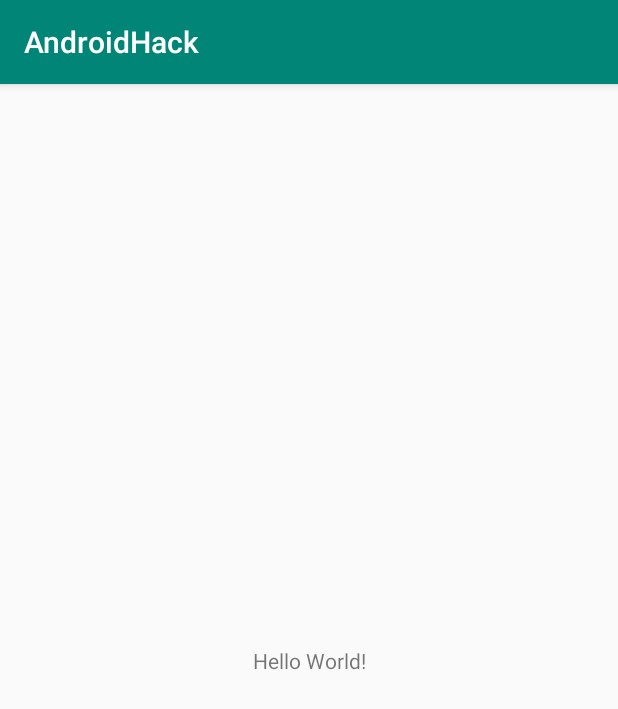
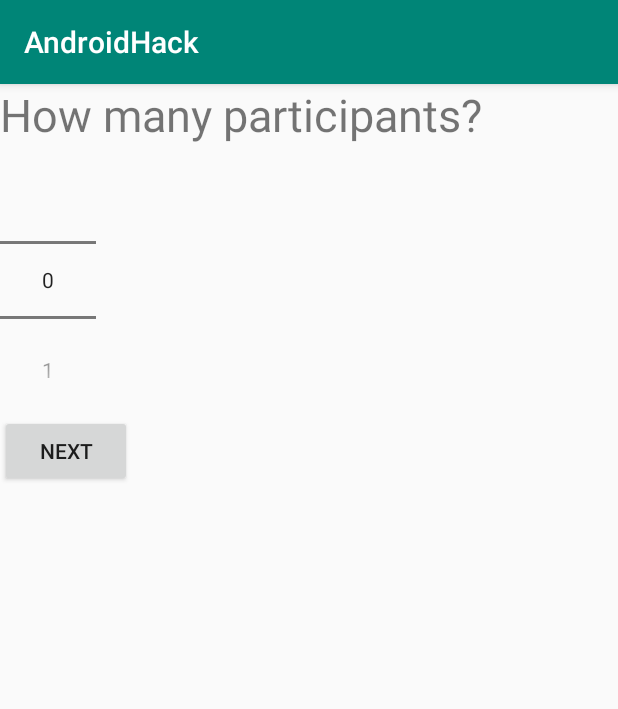
Before and after one commit to hackabit18/Oblique, an Android app: the screen it shows after launch (MainActivity), on a phone screen of 412 x 824 dp. Shown: the top 709 px of the screen. Run offline under Robolectric (Android 15) with nearby library versions, the phone set to English and light mode, and no system bars.

Commit message:
Added UI elements

```diff
--- a/AndroidHack/app/src/main/AndroidManifest.xml
+++ b/AndroidHack/app/src/main/AndroidManifest.xml
@@ -16,6 +16,10 @@
                 <category android:name="android.intent.category.LAUNCHER" />
             </intent-filter>
         </activity>
+
+        <service android:name="org.eclipse.paho.android.service.MqttService"></service>
+
+        <activity android:name=".SelectTime"></activity>
     </application>
 
 </manifest>
--- a/AndroidHack/app/src/main/java/com/example/alihasan/androidhack/MainActivity.java
+++ b/AndroidHack/app/src/main/java/com/example/alihasan/androidhack/MainActivity.java
@@ -1,13 +1,62 @@
 package com.example.alihasan.androidhack;
 
+import android.content.Intent;
 import android.support.v7.app.AppCompatActivity;
 import android.os.Bundle;
+import android.view.View;
+import android.widget.Button;
+import android.widget.EditText;
+import android.widget.NumberPicker;
+import android.widget.Toast;
 
 public class MainActivity extends AppCompatActivity {
+
+    NumberPicker np;
+    EditText Phone1;
+    Button next;
 
     @Override
     protected void onCreate(Bundle savedInstanceState) {
         super.onCreate(savedInstanceState);
         setContentView(R.layout.activity_main);
+
+        np = findViewById(R.id.np);
+        Phone1 = findViewById(R.id.Phone1);
+        next = findViewById(R.id.next);
+
+        np.setMinValue(0);
+        np.setMaxValue(1);
+
+        np.setWrapSelectorWheel(true);
+
+        np.setOnValueChangedListener(new NumberPicker.OnValueChangeListener() {
+            @Override
+            public void onValueChange(NumberPicker picker, int oldVal, int newVal) {
+
+                switch(newVal)
+                {
+                    case 1:
+                        Phone1.setVisibility(View.VISIBLE);
+                    default:
+                        Toast.makeText(MainActivity.this, "Only "+newVal+" Participant", Toast.LENGTH_SHORT).show();
+
+                }
+            }
+        });
+
+        next.setOnClickListener(new View.OnClickListener() {
+            @Override
+            public void onClick(View v) {
+                Intent i = new Intent(MainActivity.this,SelectTime.class);
+                startActivity(i);
+
+                /**
+                 * ADD NUMBER
+                 * IN SHARED PREFERENCE
+                 */
+
+            }
+        });
+
     }
-}
+    }
--- a/AndroidHack/app/src/main/res/layout/activity_main.xml
+++ b/AndroidHack/app/src/main/res/layout/activity_main.xml
@@ -1,18 +1,36 @@
 <?xml version="1.0" encoding="utf-8"?>
-<android.support.constraint.ConstraintLayout xmlns:android="http://schemas.android.com/apk/res/android"
+<LinearLayout xmlns:android="http://schemas.android.com/apk/res/android"
     xmlns:app="http://schemas.android.com/apk/res-auto"
     xmlns:tools="http://schemas.android.com/tools"
     android:layout_width="match_parent"
     android:layout_height="match_parent"
+    android:orientation="vertical"
     tools:context=".MainActivity">
 
     <TextView
+        android:text="How many participants?"
+        android:textSize="30sp"
+        android:layout_width="wrap_content"
+        android:layout_height="wrap_content" />
+
+    <NumberPicker
+        android:id="@+id/np"
+        android:layout_width="wrap_content"
+        android:layout_height="wrap_content">
+    </NumberPicker>
+
+    <Button
+        android:id="@+id/next"
+        android:text="NEXT"
+        android:layout_width="wrap_content"
+        android:layout_height="wrap_content" />
+
+    <EditText
+        android:id="@+id/Phone1"
+        android:textSize="25sp"
+        android:hint="Enter phone no"
         android:layout_width="wrap_content"
         android:layout_height="wrap_content"
-        android:text="Hello World!"
-        app:layout_constraintBottom_toBottomOf="parent"
-        app:layout_constraintLeft_toLeftOf="parent"
-        app:layout_constraintRight_toRightOf="parent"
-        app:layout_constraintTop_toTopOf="parent" />
+        android:visibility="gone"/>
 
-</android.support.constraint.ConstraintLayout>
+</LinearLayout>
```
Also changed, not shown: AndroidHack/app/build.gradle (+7 -0 lines), AndroidHack/app/src/main/java/com/example/alihasan/androidhack/SelectTime.java (added, +230 -0 lines), AndroidHack/app/src/main/res/layout/activity_select_time.xml (added, +64 -0 lines).
